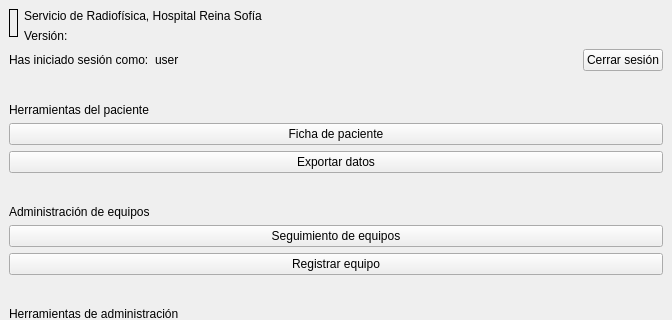
Old version of the form UI/launcherUI.ui in the repository 18Orion/GestorDePacientesRadioterapia; both pictures show x 0 to 672 and y 0 to 320 of the 672 by 692 pixel window.
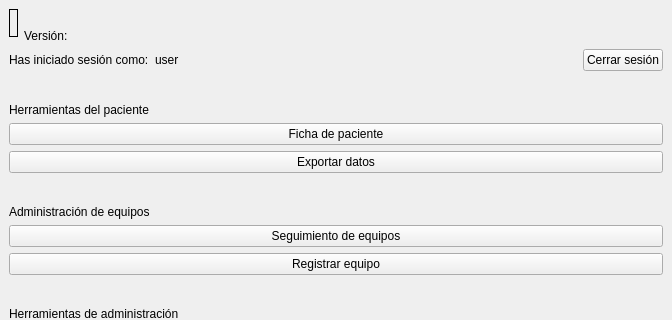
New version of the form. Icons and pictures are not drawn.

```diff
--- a/UI/launcherUI.ui
+++ b/UI/launcherUI.ui
@@ -51,7 +51,7 @@
       <item>
        <widget class="QLabel" name="label_2">
         <property name="text">
-         <string>Servicio de Radiofísica, Hospital Reina Sofía</string>
+         <string/>
         </property>
        </widget>
       </item>
```
Left out of the diff: 6 changed lines with no effect on the pictures.
